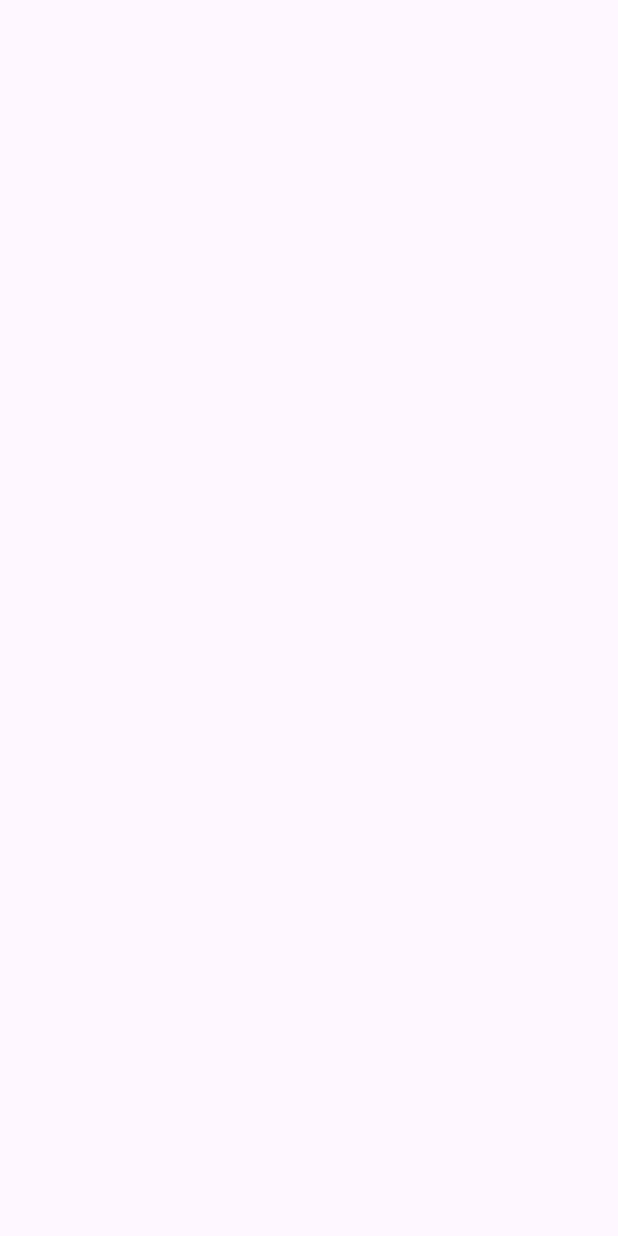
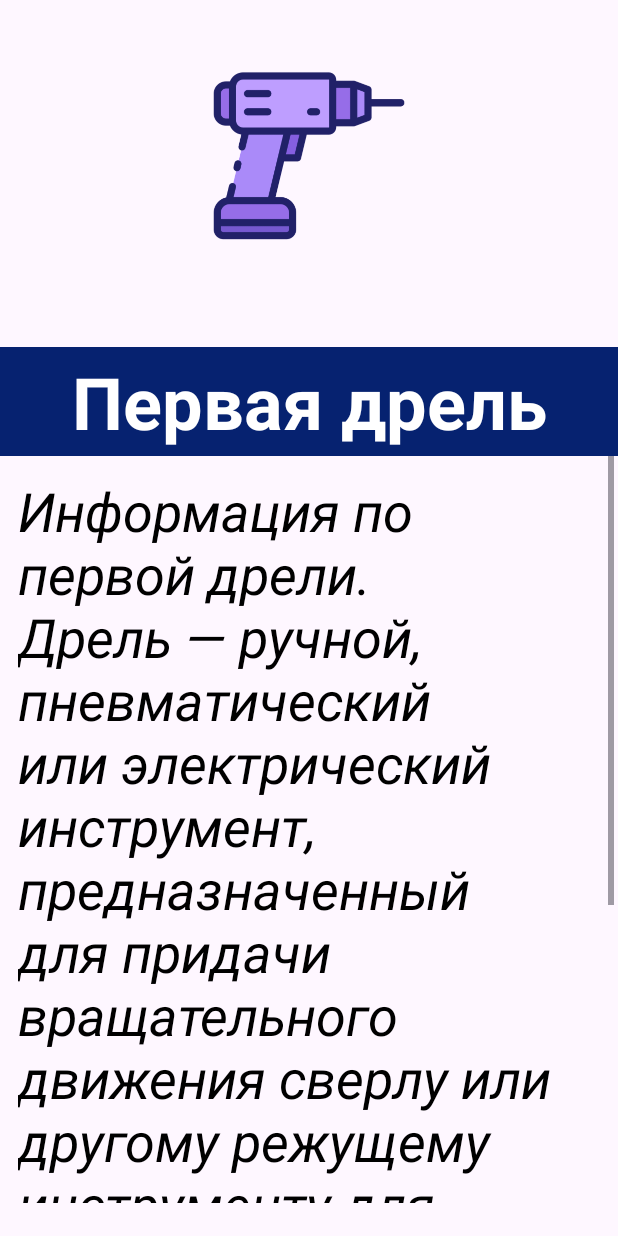
Before and after one commit to URegina96/Tools_Shop, an Android app: the DrillDetailActivity screen opened directly, with no data from a screen before it, on a phone screen of 412 x 824 dp. Before the commit the screen is empty. Run offline under Robolectric (Android 15) with nearby library versions, the phone set to English and light mode, and no system bars.

Commit message:
Работа с третьей активностью DrillDetailActivity

```diff
--- a/app/src/main/java/com/example/toolsshop/DrillDetailActivity.java
+++ b/app/src/main/java/com/example/toolsshop/DrillDetailActivity.java
@@ -1,14 +1,50 @@
 package com.example.toolsshop;
 
+import androidx.appcompat.app.ActionBar;
 import androidx.appcompat.app.AppCompatActivity;
 
+import android.content.Intent;
 import android.os.Bundle;
+import android.widget.ImageView;
+import android.widget.TextView;
 
 public class DrillDetailActivity extends AppCompatActivity {
+
+    private TextView textViewTitle;
+    private TextView textViewInfo;
+    private ImageView imageViewDrill;
 
     @Override
     protected void onCreate(Bundle savedInstanceState) {
         super.onCreate(savedInstanceState);
         setContentView(R.layout.activity_drill_detail);
+
+        ActionBar actionBar = getSupportActionBar();
+        if (actionBar != null) {
+            actionBar.hide();
+        }
+
+        //присваиваем значение
+        textViewTitle = findViewById(R.id.textViewDrillsDetailTitle);
+        textViewInfo = findViewById(R.id.textViewDrillsDetailInfo);
+        imageViewDrill = findViewById(R.id.imageViewLogoDrillsDetail);
+        //теперь нужно получить информацию, которую нужно вывести
+        Intent intent = getIntent();
+        if (intent.hasExtra("title") && intent.hasExtra("info") && intent.hasExtra("resId")) {
+            String title = intent.getStringExtra("title");
+            String info = intent.getStringExtra("info");
+            int resId = intent.getIntExtra("resId", -1);
+//теперь вызываем, если все нормально
+            textViewTitle.setText(title);
+            textViewInfo.setText(info);
+            imageViewDrill.setImageResource(resId);
+
+
+        }else { //или отправляем пользователя обратно
+            Intent backToCategory =new Intent(this,DrillCategoryActivity.class);
+            startActivity(backToCategory);
+
+        }
+
     }
 }
--- a/app/src/main/res/layout/activity_drill_detail.xml
+++ b/app/src/main/res/layout/activity_drill_detail.xml
@@ -6,4 +6,99 @@
     android:layout_height="match_parent"
     tools:context=".DrillDetailActivity">
 
+    <androidx.constraintlayout.widget.Guideline
+        android:id="@+id/guidelineDrillsDetail"
+        android:layout_width="wrap_content"
+        android:layout_height="wrap_content"
+        android:orientation="horizontal"
+        app:layout_constraintGuide_percent="0.25" />
+
+    <ImageView
+        android:id="@+id/imageViewLogoDrillsDetail"
+        android:layout_width="0dp"
+        android:layout_height="0dp"
+
+        android:layout_margin="16dp"
+
+        android:layout_marginStart="8dp"
+        android:layout_marginTop="8dp"
+        android:layout_marginEnd="8dp"
+        android:layout_marginBottom="8dp"
+
+        android:contentDescription="@string/logo_drill"
+
+        app:layout_constraintBottom_toTopOf="@+id/guidelineDrillsDetail"
+        app:layout_constraintEnd_toEndOf="parent"
+        app:layout_constraintStart_toStartOf="parent"
+
+        app:layout_constraintTop_toTopOf="parent"
+        app:srcCompat="@drawable/onedrill" />
+
+    <TextView
+        android:id="@+id/textViewDrillsDetailTitle"
+        android:layout_width="match_parent"
+        android:layout_height="wrap_content"
+        android:background="@color/color_title_drill"
+        android:gravity="center"
+        android:padding="4dp"
+
+        android:paddingStart="4dp"
+        android:paddingLeft="4dp"
+        android:paddingTop="4dp"
+        android:paddingEnd="4dp"
+        android:paddingRight="4dp"
+        android:paddingBottom="4dp"
+        android:text="@string/drill_one_title"
+
+        android:textColor="@color/white"
+        android:textSize="48sp"
+        android:textStyle="bold"
+        app:layout_constraintBottom_toTopOf="@+id/guidelineDrillsDetailInfo"
+        app:layout_constraintTop_toTopOf="@+id/guidelineDrillsDetail" />
+
+    <androidx.constraintlayout.widget.Guideline
+        android:id="@+id/guidelineDrillsDetailInfo"
+        android:layout_width="wrap_content"
+        android:layout_height="wrap_content"
+        android:orientation="horizontal"
+        app:layout_constraintGuide_percent="0.4" />
+
+    <ScrollView
+        android:id="@+id/ScrollViewDrillsDetail"
+        android:layout_width="409dp"
+        android:layout_height="498dp"
+        app:layout_constraintTop_toBottomOf="@+id/textViewDrillsDetailTitle"
+        tools:ignore="MissingConstraints">
+
+        <LinearLayout
+            android:layout_width="match_parent"
+            android:layout_height="wrap_content"
+            android:orientation="vertical">
+
+            <TextView
+                android:id="@+id/textViewDrillsDetailInfo"
+                android:layout_width="match_parent"
+                android:layout_height="wrap_content"
+                android:layout_marginStart="8dp"
+                android:layout_marginTop="8dp"
+                android:layout_marginEnd="8dp"
+                android:layout_marginBottom="8dp"
+
+                android:padding="4dp"
+                android:paddingStart="4dp"
+                android:paddingLeft="4dp"
+                android:paddingTop="4dp"
+                android:paddingEnd="4dp"
+                android:paddingRight="4dp"
+                android:paddingBottom="4dp"
+
+                android:text="@string/drill_one_info"
+                android:textColor="@color/black"
+                android:textSize="36sp"
+                android:textStyle="italic" />
+        </LinearLayout>
+
+    </ScrollView>
+
+
 </androidx.constraintlayout.widget.ConstraintLayout>
--- a/app/src/main/res/values/colors.xml
+++ b/app/src/main/res/values/colors.xml
@@ -2,4 +2,6 @@
 <resources>
     <color name="black">#FF000000</color>
     <color name="white">#FFFFFFFF</color>
+
+    <color name="color_title_drill">#062270</color>
 </resources>
--- a/app/src/main/res/values/strings.xml
+++ b/app/src/main/res/values/strings.xml
@@ -29,7 +29,7 @@
     <string name="drill_two_title">Вторая дрель</string>
     <string name="drill_three_title">Третья дрель</string>
 
-    <string name="drill_one_info">Информация по первой дрели </string>
+    <string name="drill_one_info">Информация по первой дрели. Дрель — ручной, пневматический или электрический инструмент, предназначенный для придачи вращательного движения сверлу или другому режущему инструменту для сверления отверстий в различных материалах при проведении строительных, отделочных, столярных, слесарных и других работ.   </string>
     <string name="drill_two_info">Инфрмация по второй дрели</string>
     <string name="drill_three_info">Инфрмация по третьей дрели</string>
 </resources>
```
